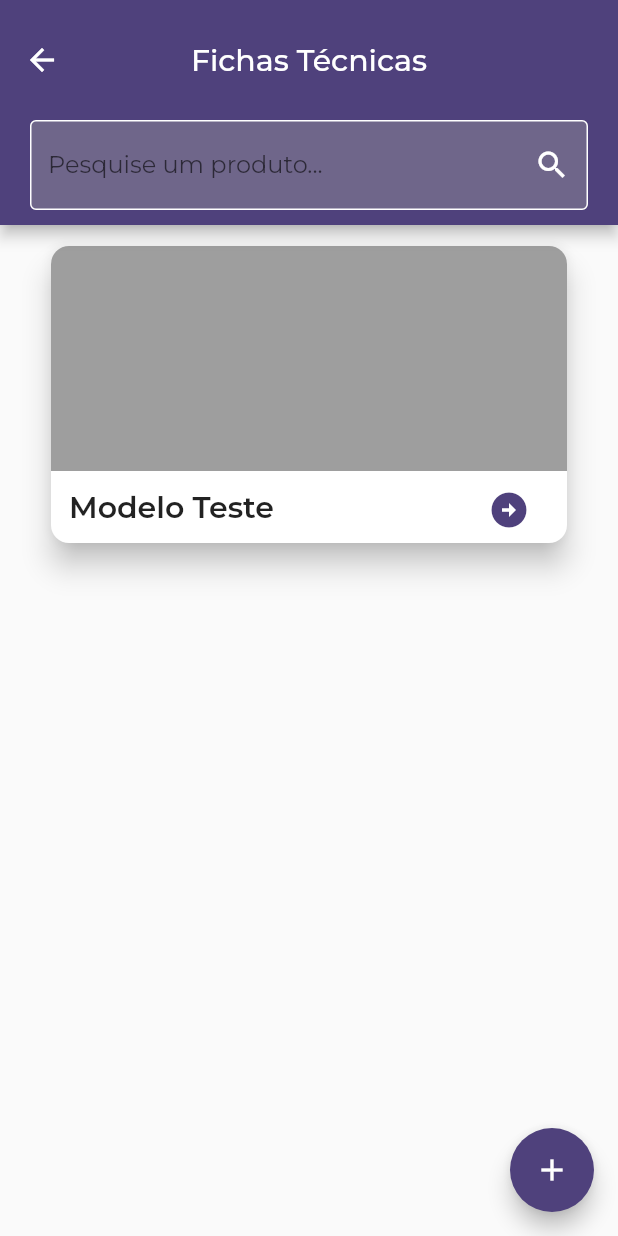
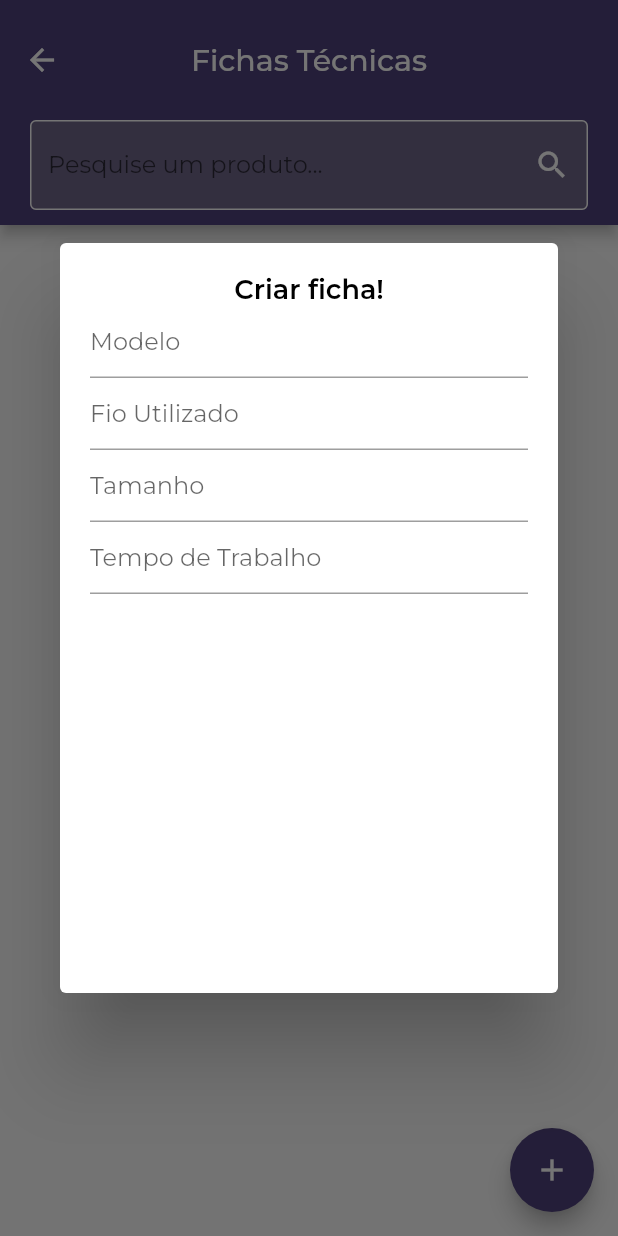
Before and after one commit to NicolasPaxao/project_atelie_, a Flutter app: the DatasheetPage screen opened by its route, after a tap on the "add" icon, on a phone screen of 412 x 824 dp. Run offline on Flutter 3.47's test engine with Material 2 defaults, Android fonts, the phone set to English and light mode, and no system bars; our stand-ins replace cloud_firestore, firebase_auth, firebase_core, flutter_mobx, mobx, validators; missing offline and left inert: clipboard; accounts and stored records are empty; generated files the repository leaves out were written again; network calls fail.

Commit message:
ta atualizando e deletando

```diff
--- a/lib/models/datasheet_model.dart
+++ b/lib/models/datasheet_model.dart
@@ -1,4 +1,5 @@
 class DatasheetModel {
+  String? uid;
   final double precoEncomenda;
   final double precoFio;
   final double pesoUm;
@@ -21,9 +22,11 @@ class DatasheetModel {
     required this.modeloEncomenda,
     required this.tamanhoPeca,
     required this.tempoProducao,
+    this.uid = '',
   });
 
   static DatasheetModel fromJson(Map<String, dynamic> json) => DatasheetModel(
+        uid: json['uid'],
         precoEncomenda: json['precoEncomenda'],
         precoFio: json['precoFio'],
         pesoUm: json['pesoUm'],
@@ -37,6 +40,7 @@ class DatasheetModel {
       );
 
   Map<String, dynamic> toJson() => {
+        'uid': uid,
         'precoEncomenda': precoEncomenda,
         'precoFio': precoFio,
         'pesoUm': pesoUm,
--- a/lib/models/order_model.dart
+++ b/lib/models/order_model.dart
@@ -49,7 +49,7 @@ class OrderModel {
     return data;
   }
 
-  OrderModel.fromMap(Map<String, dynamic> json) {
+  OrderModel.fromJson(Map<String, dynamic> json) {
     cliente = json['cliente'];
     email = json['email'];
     telefone = json['telefone'];
--- a/lib/view/_components/datasheets_card.dart
+++ b/lib/view/_components/datasheets_card.dart
@@ -6,10 +6,12 @@ import 'package:flutter/material.dart';
 class DatasheetCard extends StatefulWidget {
   final String modeloEncomenda;
   final DatasheetModel model;
+  final String uid;
   DatasheetCard({
     Key? key,
     required this.modeloEncomenda,
     required this.model,
+    required this.uid,
   }) : super(key: key);
 
   @override
@@ -48,7 +50,7 @@ class _DatasheetCardState extends State<DatasheetCard> {
                   crossAxisAlignment: CrossAxisAlignment.center,
                   children: [
                     Expanded(
-                      flex: 5,
+                      flex: 2,
                       child: Text(
                         '${widget.modeloEncomenda}',
                         style: TextStyle(
--- a/lib/view/datasheets/datashees.dart
+++ b/lib/view/datasheets/datashees.dart
@@ -33,6 +33,7 @@ class _DatasheetPageState extends State<DatasheetPage> {
               child: Column(
                 children: ds.map(((e) {
                   return DatasheetCard(
+                    uid: e.uid!,
                     modeloEncomenda: e.modeloEncomenda,
                     model: e,
                   );
@@ -48,7 +49,56 @@ class _DatasheetPageState extends State<DatasheetPage> {
       ),
       floatButton: FloatingActionButton(
         backgroundColor: R.color.purplePrimary,
-        onPressed: () => context.read<DatasheetRepository>().createDatasheet(),
+        onPressed: () {
+          showDialog(
+            context: context,
+            builder: (context) {
+              final controller = TextEditingController();
+              return Dialog(
+                child: Container(
+                  height: 500,
+                  child: SingleChildScrollView(
+                    child: Column(
+                      children: [
+                        SizedBox(height: 20),
+                        TextCustom(
+                            title: 'Criar ficha!', fontS: 18, isBold: true),
+                        Container(
+                          child: InputTextCustom(
+                              labelText: 'Modelo',
+                              validator: null,
+                              controller: controller,
+                              onChaged: (String? value) {}),
+                        ),
+                        Container(
+                          child: InputTextCustom(
+                              labelText: 'Fio Utilizado',
+                              validator: null,
+                              controller: controller,
+                              onChaged: (String? value) {}),
+                        ),
+                        Container(
+                          child: InputTextCustom(
+                              labelText: 'Tamanho',
+                              validator: null,
+                              controller: controller,
+                              onChaged: (String? value) {}),
+                        ),
+                        Container(
+                          child: InputTextCustom(
+                              labelText: 'Tempo de Trabalho',
+                              validator: null,
+                              controller: controller,
+                              onChaged: (String? value) {}),
+                        ),
+                      ],
+                    ),
+                  ),
+                ),
+              );
+            },
+          );
+        },
         child: Icon(Icons.add),
       ),
     );
--- a/pubspec.yaml
+++ b/pubspec.yaml
@@ -22,6 +22,7 @@ dependencies:
   firebase_auth:
   cloud_firestore:
   clipboard:
+  uuid:
 
 dev_dependencies:
   flutter_test:
```
Also changed, not shown: lib/models/user_model.dart (added, +57 -0 lines), lib/services/auth_repository/auth_repository.dart (+10 -6 lines), lib/services/datasheets_repository/datasheets_repository.dart (+36 -5 lines), lib/view/datasheets/details_datasheet.dart (+84 -5 lines), pubspec.lock.
